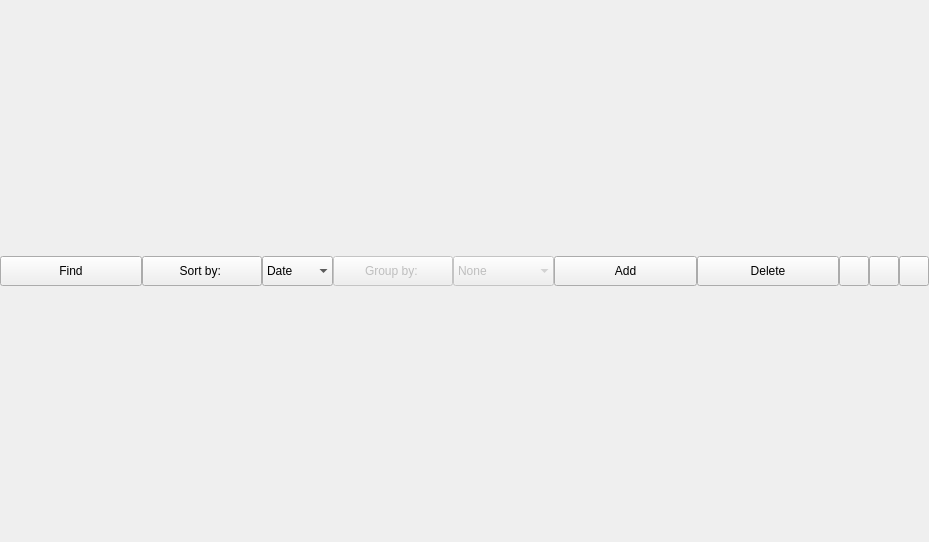
Qt form Sources/library_layout.ui (JerryShe/O-Reader) before a commit.
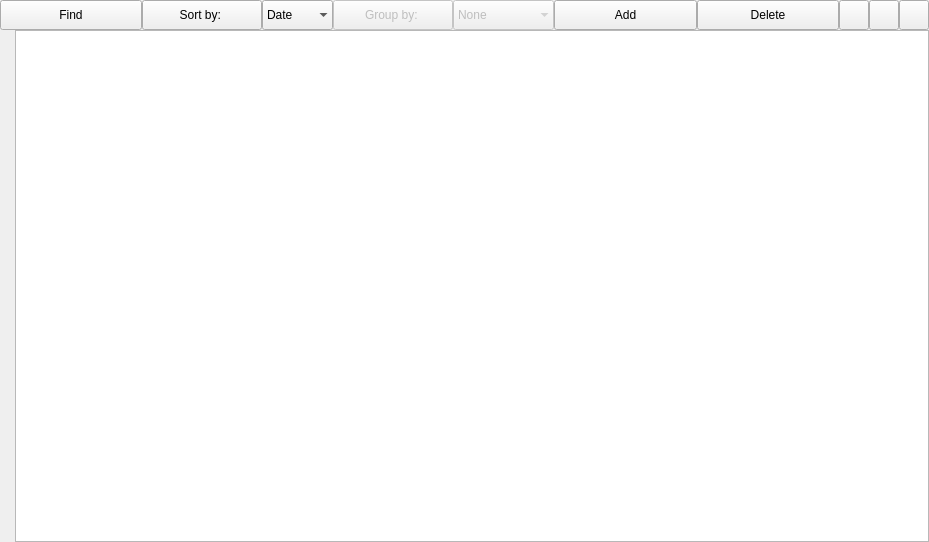
The same form after that commit. Custom widgets are drawn as their Qt base class.

Diff of the .ui file:
```diff
--- a/Sources/library_layout.ui
+++ b/Sources/library_layout.ui
@@ -13,7 +13,7 @@
   <property name="windowTitle">
    <string>Form</string>
   </property>
-  <layout class="QVBoxLayout" name="VLayout">
+  <layout class="QVBoxLayout" name="VLayout" stretch="0,0">
    <property name="spacing">
     <number>0</number>
    </property>
@@ -326,8 +326,28 @@
      </item>
     </layout>
    </item>
+   <item>
+    <layout class="QHBoxLayout" name="horizontalLayout">
+     <property name="leftMargin">
+      <number>15</number>
+     </property>
+     <property name="bottomMargin">
+      <number>0</number>
+     </property>
+     <item>
+      <widget class="Library" name="LibraryView"/>
+     </item>
+    </layout>
+   </item>
   </layout>
  </widget>
+ <customwidgets>
+  <customwidget>
+   <class>Library</class>
+   <extends>QListView</extends>
+   <header>library.h</header>
+  </customwidget>
+ </customwidgets>
  <resources/>
  <connections/>
 </ui>
```
